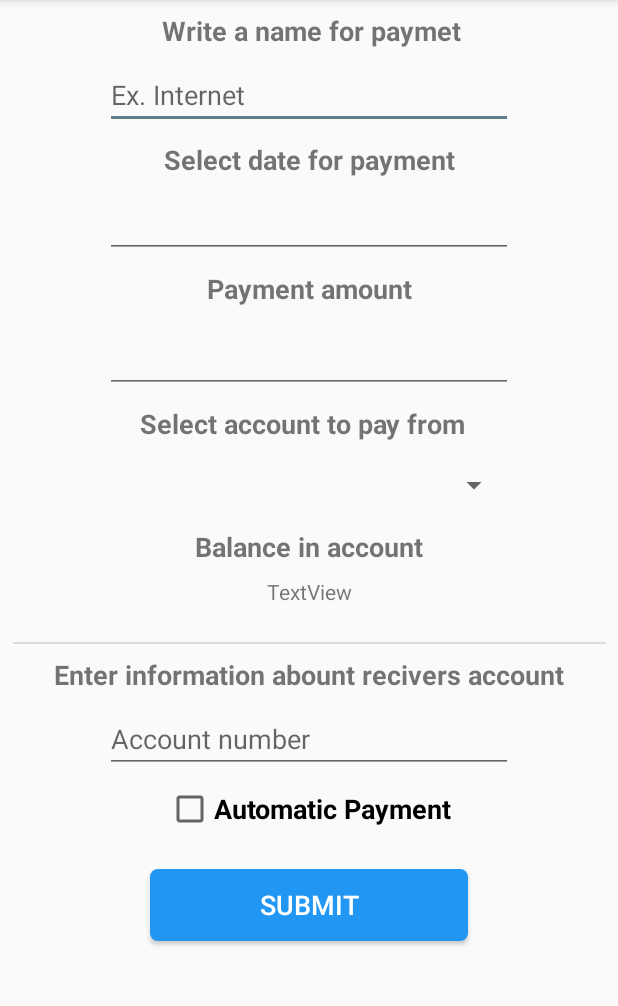
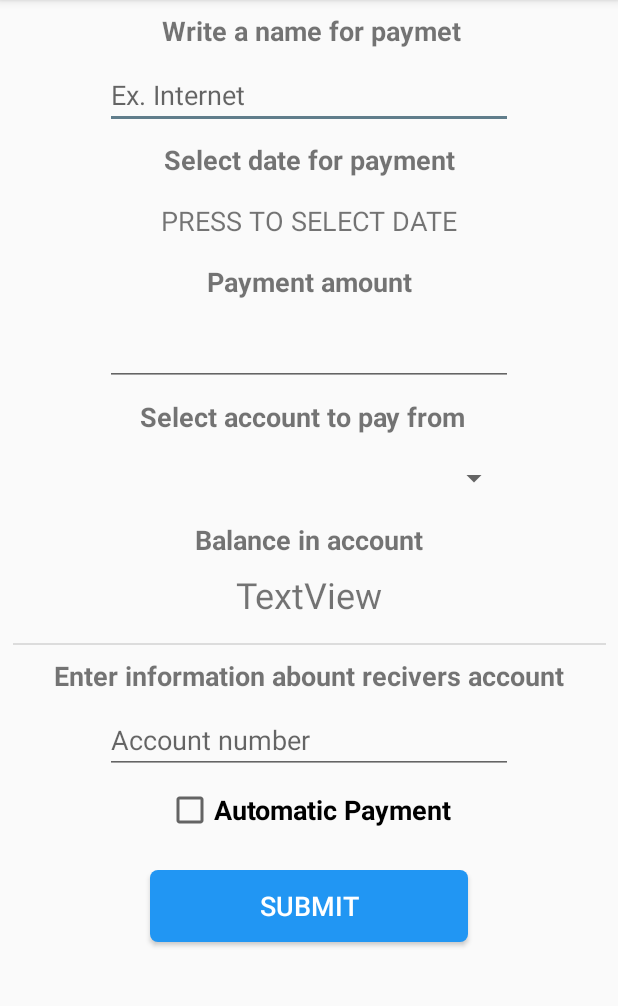
Before and after one commit to CPSO/KeaBankApp, an Android app: the BillPaymentActivity screen opened directly, with no data from a screen before it, on a phone screen of 412 x 824 dp, the part 84-1090 px from its top. Run offline under Robolectric (Android 15) with nearby library versions, the phone set to English and light mode, and no system bars; our stand-ins replace Firebase (no records; nobody signed in at launch, a user with empty details on screens opened directly).

Commit message:
datepicker shows up. Fix fields showing up on transfer page when swiping

```diff
--- a/app/src/main/java/com/example/keabankapp/account/AccountTransfer.java
+++ b/app/src/main/java/com/example/keabankapp/account/AccountTransfer.java
@@ -512,6 +512,8 @@ public class AccountTransfer extends AppCompatActivity {
                 etAccountToEmail.setVisibility(View.GONE);
                 spinnerGlobal.setVisibility(View.GONE);
                 btnGetData.setVisibility(View.GONE);
+                tvSelectEmail.setVisibility(View.GONE);
+                tvSelectAccount.setVisibility(View.GONE);
                 spinnerToAccount.setEnabled(true);
                 spinnerToAccount.setVisibility(View.VISIBLE);
                 tvToTitle.setVisibility(View.VISIBLE);
--- a/app/src/main/java/com/example/keabankapp/bill/BillPaymentActivity.java
+++ b/app/src/main/java/com/example/keabankapp/bill/BillPaymentActivity.java
@@ -1,5 +1,6 @@
 package com.example.keabankapp.bill;
 
+import android.app.DatePickerDialog;
 import android.content.Intent;
 import android.support.annotation.NonNull;
 import android.support.v7.app.AppCompatActivity;
@@ -28,16 +29,17 @@ import com.google.firebase.firestore.QueryDocumentSnapshot;
 import com.google.firebase.firestore.QuerySnapshot;
 
 import java.util.ArrayList;
+import java.util.Calendar;
 import java.util.List;
 
-public class BillPaymentActivity extends AppCompatActivity {
+public class BillPaymentActivity extends AppCompatActivity implements DatePickerDialog.OnDateSetListener {
     //TAG
     private static final String TAG = "BillPaymentActivity";
     //Widgets
-    private EditText datePicker,paymentAmount,paymentName,accountReciver;
+    private EditText paymentAmount,paymentName,accountReciver;
     //private DatePicker datePicker;
     private Spinner spinnerAccount;
-    private TextView accountAmountTV;
+    private TextView accountAmountTV,datePicker;
     private Button buttonSubmit;
     private CheckBox autoPayment;
     //Firebase/Firestore
@@ -55,8 +57,30 @@ public class BillPaymentActivity extends AppCompatActivity {
         setupFirebaseAuth();
         setContentView(R.layout.activity_bill_payment);
         init();
-        //setupSpinner();
     }
+
+    private View.OnClickListener onClickDatePicker = new View.OnClickListener() {
+        @Override
+        public void onClick(View v) {
+            showDatePickerDialog();
+        }
+    };
+
+    public void showDatePickerDialog(){
+        DatePickerDialog datePickerDialog = new DatePickerDialog( this, this,
+                Calendar.getInstance().get(Calendar.YEAR),
+                Calendar.getInstance().get(Calendar.MONTH),
+                Calendar.getInstance().get(Calendar.DAY_OF_MONTH));
+        datePickerDialog.show();
+    }
+
+    @Override
+    public void onDateSet(DatePicker view, int year, int month, int dayOfMonth) {
+        String date = "month/day/year: " + month + "/" + dayOfMonth + "/" + year;
+        datePicker.setText(date);
+    }
+
+
     private void setupSpinner(){
         CollectionReference accountRef = db.collection("users").document(userID).collection("accounts");
         final List<String> accountsName = new ArrayList<>();
@@ -146,7 +170,8 @@ public class BillPaymentActivity extends AppCompatActivity {
         };
     }
     private void init(){
-        datePicker = findViewById(R.id.etDatePicker);
+        datePicker = findViewById(R.id.tvDatePicker);
+        datePicker.setOnClickListener(onClickDatePicker);
         paymentAmount = findViewById(R.id.etPaymentAmount);
         paymentName = findViewById(R.id.etNameForPayment);
         accountReciver = findViewById(R.id.etAccountToInfo);
--- a/app/src/main/res/layout/activity_bill_payment.xml
+++ b/app/src/main/res/layout/activity_bill_payment.xml
@@ -10,19 +10,6 @@
         android:layout_width="match_parent"
         android:layout_height="wrap_content">
 
-
-        <EditText
-            android:id="@+id/etDatePicker"
-            android:layout_width="0dp"
-            android:layout_height="wrap_content"
-            android:layout_marginStart="70dp"
-            android:layout_marginTop="8dp"
-            android:layout_marginEnd="70dp"
-            android:ems="10"
-            android:inputType="date"
-            app:layout_constraintEnd_toEndOf="parent"
-            app:layout_constraintStart_toStartOf="parent"
-            app:layout_constraintTop_toBottomOf="@+id/tvSelectDateTitle" />
 
         <TextView
             android:id="@+id/tvSelectDateTitle"
@@ -40,13 +27,13 @@
             android:id="@+id/tvSelectAmountTitle"
             android:layout_width="wrap_content"
             android:layout_height="wrap_content"
-            android:layout_marginTop="8dp"
+            android:layout_marginTop="16dp"
             android:text="Payment amount"
             android:textSize="18sp"
             android:textStyle="bold"
             app:layout_constraintEnd_toEndOf="parent"
             app:layout_constraintStart_toStartOf="parent"
-            app:layout_constraintTop_toBottomOf="@+id/etDatePicker" />
+            app:layout_constraintTop_toBottomOf="@id/tvDatePicker" />
 
         <EditText
             android:id="@+id/etPaymentAmount"
@@ -119,7 +106,7 @@
             android:layout_height="wrap_content"
             android:layout_marginTop="8dp"
             android:text="Balance in account"
-            android:textSize="18sp"
+            android:textSize="18dp"
             android:textStyle="bold"
             app:layout_constraintEnd_toEndOf="parent"
             app:layout_constraintStart_toStartOf="parent"
@@ -131,6 +118,7 @@
             android:layout_height="wrap_content"
             android:layout_marginTop="8dp"
             android:text="TextView"
+            android:textSize="24sp"
             app:layout_constraintEnd_toEndOf="parent"
             app:layout_constraintStart_toStartOf="parent"
             app:layout_constraintTop_toBottomOf="@+id/tvSelectedAccountBalanceTitle" />
@@ -139,7 +127,7 @@
             android:id="@+id/divider6"
             android:layout_width="395dp"
             android:layout_height="1dp"
-            android:layout_marginTop="24dp"
+            android:layout_marginTop="16dp"
             android:background="?android:attr/listDivider"
             app:layout_constraintEnd_toEndOf="parent"
             app:layout_constraintStart_toStartOf="parent"
@@ -202,6 +190,18 @@
             app:layout_constraintHorizontal_bias="0.501"
             app:layout_constraintStart_toStartOf="parent"
             app:layout_constraintTop_toBottomOf="@+id/etAccountToInfo" />
+
+        <TextView
+            android:id="@+id/tvDatePicker"
+            android:layout_width="wrap_content"
+            android:layout_height="wrap_content"
+            android:layout_marginTop="16dp"
+            android:text="Press to select date"
+            android:textAllCaps="true"
+            android:textSize="18sp"
+            app:layout_constraintEnd_toEndOf="parent"
+            app:layout_constraintStart_toStartOf="parent"
+            app:layout_constraintTop_toBottomOf="@+id/tvSelectDateTitle" />
     </android.support.constraint.ConstraintLayout>
 
 </ScrollView>
```
